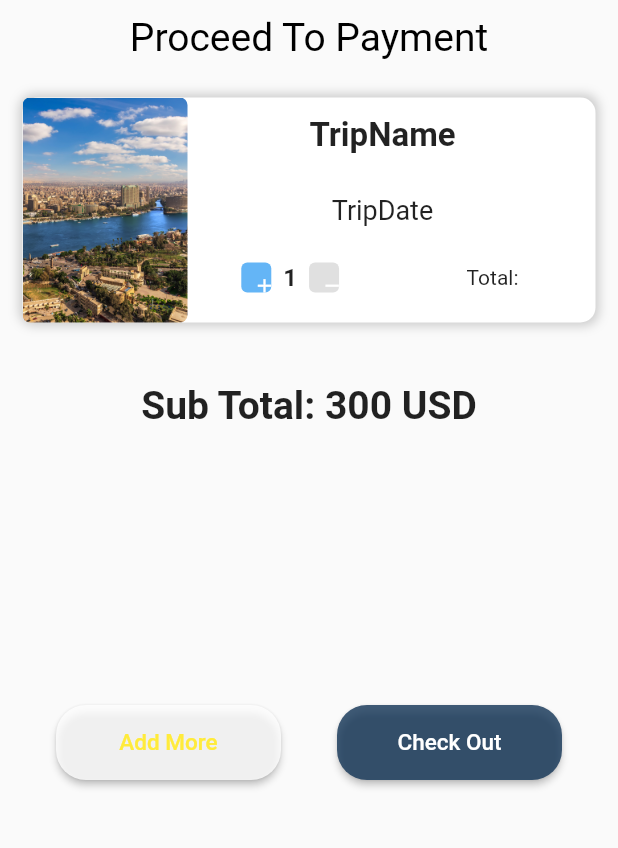
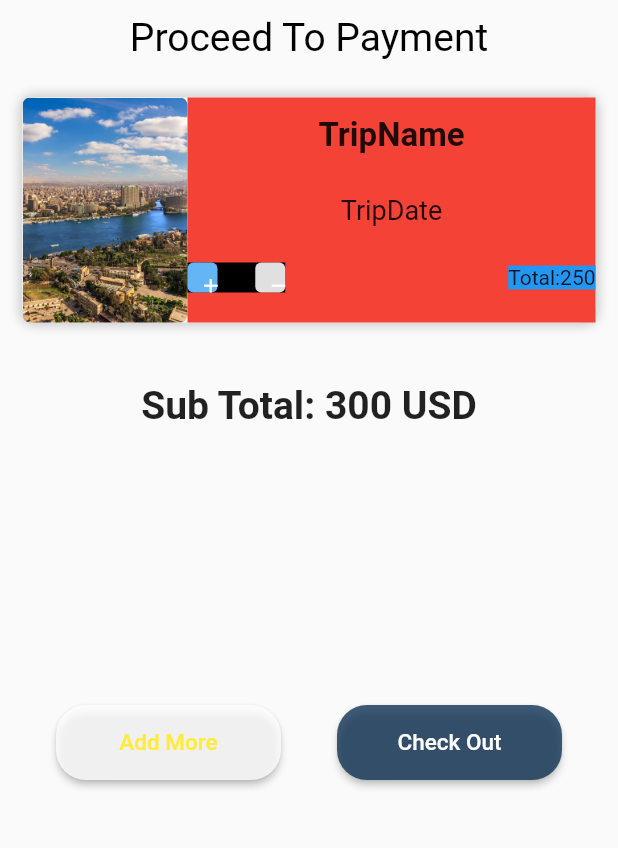
Before and after one commit to khaleddsaadd/Nile-Tubing-Mobile-App, a Flutter app: the CheckOut screen opened directly, on a phone screen of 412 x 824 dp, the part 150-998 px from its top. Run offline on Flutter 3.47's test engine with Material 2 defaults, Android fonts, the light colour scheme and no system bars; Roboto replaces fonts that are missing (Cairo).

Commit message:
abohmeed cart

```diff
--- a/nile_tubing_app/lib/checkOut.dart
+++ b/nile_tubing_app/lib/checkOut.dart
@@ -53,15 +53,17 @@
                           ),
       borderRadius: BorderRadius.circular(5),
                            ),
-    ),
-   ],
+    )],
   )
   )
-        ,SizedBox(width: 20),
-        Column(children: [ Padding(padding:const EdgeInsets.only(top: 5.0),
+        ,Container(decoration: BoxDecoration(color: Colors.red),
+        width: MediaQuery. of(context). size. width-140,
+
+        child:
+        Column(
+           children: [ Padding(padding:const EdgeInsets.only(top: 5.0),
         child:Align(alignment: Alignment.topCenter,
         child:Container(
-          width: 220,
           height:40,
           child: Align (alignment: Alignment.center,
           child: Text("TripName",
@@ -78,7 +80,6 @@
        Padding(padding:const EdgeInsets.only(top: 15.0,bottom:20.0 ),
         child:Align(alignment: Alignment.topCenter,
         child:Container(
-          width: 220,
           height:30,
 
  child: Align (alignment: Alignment.center,
@@ -91,8 +92,10 @@
        )
       )
      ),
-     Align(alignment: Alignment.topLeft,
-     child: Container(child:Row(children: [
+     Container(
+       child:Row(mainAxisAlignment: MainAxisAlignment.spaceBetween,
+       children: [Container(decoration: BoxDecoration(color: Colors.black),
+         child: Row(children: [
 //Add Icon
           Container(
           width: 20,
@@ -124,14 +127,19 @@
             onPressed: () {},
           ),
           ),
-          SizedBox(width: 85),
-          Text("Total: ")
-          ])
+])
+),
+      Container(
+        child: Container(decoration: BoxDecoration(color: Colors.blue),
+          child: Text("Total:250"),
+          )
+          ,)
+        ])
+ )
 
- )  )
    ,
 
-        ],),
+        ],))
 
         ],),
    )
@@ -150,8 +158,8 @@
           ),),
           ),
  ),
-   SizedBox(height: 80),
-   Padding(padding: const EdgeInsets.only(top:80),
+
+   Padding(padding: const EdgeInsets.only(top:160),
    child:Row(mainAxisAlignment: MainAxisAlignment.spaceEvenly,
                   // ignore: prefer_const_literals_to_create_immutables
 children: [
```
